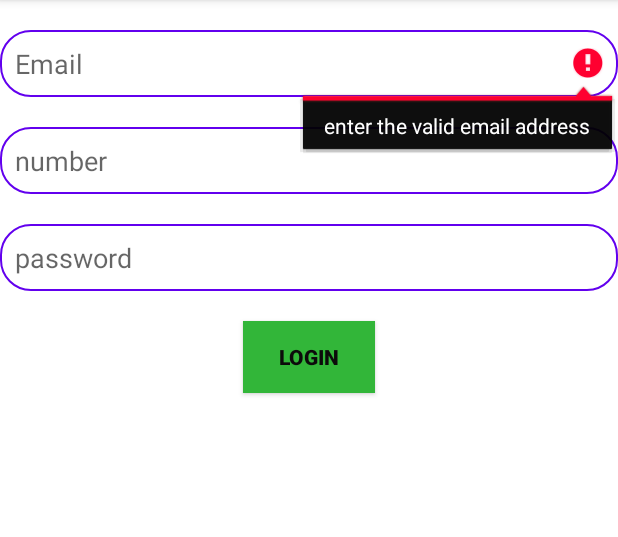
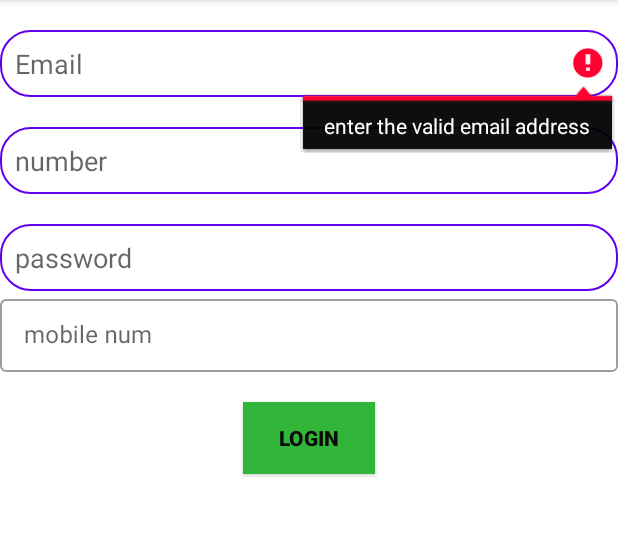
Before and after one commit to mdeep1992/validate, an Android app: the screen it shows after launch (MainActivity), after a tap on "LOGIN", on a phone screen of 412 x 824 dp, the part 84-621 px from its top. Run offline under Robolectric (Android 15) with nearby library versions, the phone set to English and light mode, and no system bars.

Commit message:
add helper text

```diff
--- a/app/src/main/java/com/example/validation/MainActivity.java
+++ b/app/src/main/java/com/example/validation/MainActivity.java
@@ -3,53 +3,101 @@ package com.example.validation;
 import androidx.appcompat.app.AppCompatActivity;
 
 import android.os.Bundle;
+import android.text.Editable;
+import android.text.TextWatcher;
+import android.view.MotionEvent;
 import android.view.View;
 import android.widget.Button;
 import android.widget.EditText;
 import android.widget.Toast;
 
+import com.google.android.material.textfield.TextInputEditText;
+import com.google.android.material.textfield.TextInputLayout;
+
 import java.util.Set;
 
 public class MainActivity extends AppCompatActivity {
-EditText ed_email,ed_number,ed_password;
-Button login_btn;
+    EditText ed_email, ed_number, ed_password;
+    Button login_btn;
+    TextInputLayout input_layout;
+    TextInputEditText edinput_num;
+
     @Override
     protected void onCreate(Bundle savedInstanceState) {
         super.onCreate(savedInstanceState);
         setContentView(R.layout.activity_main);
-        ed_email=findViewById(R.id.edt_email);
-       ed_number=findViewById(R.id.edt_number);
-       ed_password =findViewById(R.id.edt_password);
-        login_btn=findViewById(R.id.button);
+        ed_email = findViewById(R.id.edt_email);
+        ed_number = findViewById(R.id.edt_number);
+        ed_password = findViewById(R.id.edt_password);
+        login_btn = findViewById(R.id.button);
+        input_layout=findViewById(R.id.input_layout);
+        edinput_num=findViewById(R.id.input_ednum);
         login_btn.setOnClickListener(new View.OnClickListener() {
             @Override
             public void onClick(View view) {
 
                 String email = ed_email.getText().toString();
-                String number= ed_number.getText().toString();
-                String password=ed_password.getText().toString();
-                validate(email, number,password);
+                String number = ed_number.getText().toString();
+                String password = ed_password.getText().toString();
+                validate(email, number, password);
+
             }
         });
+        edinput_num.addTextChangedListener(new TextWatcher() {
+            @Override
+            public void beforeTextChanged(CharSequence charSequence, int i, int i1, int i2) {
+
+            }
+
+            @Override
+            public void onTextChanged(CharSequence charSequence, int i, int i1, int i2) {
+                String input_number=edinput_num.getText().toString();
+                if (input_number.length()==0){
+                    input_layout.setHelperText("field cannot be empty");
+
+                }else if ((input_number.length()<5) ){
+                    input_layout.setHelperText("pls enter atleast 5 digits");
+                }else    if ((input_number.length()>5)&&(input_number.length()<8)){
+                    input_layout.setHelperText(" num length  should not allow more than 8digits");
+                }else if(input_number.length()>=8){
+                    input_layout.setHelperText("mob num  is too large");
+
+
+
+
+
+                }
+
+            }
+
+            @Override
+            public void afterTextChanged(Editable editable) {
+
+            }
+        });
+
+
     }
-    private boolean validate(String email,String number,String password) {
-        if (!email.matches("[a-zA-Z0-9]+[@][a-z]+\\.[a-z]{2,3}")) {
+
+    private boolean validate(String email, String number, String password) {
+        if (!email.matches("[a-zA-Z0-9]+[#&*%]{1}[a-zA-z0-9]*[@][a-z]+\\.[a-z]{2,3}")) {
             ed_email.requestFocus();
             ed_email.setError("enter the valid email address");
             return false;
 
         } else if (!((number.length() == 10) && number.matches("^[8,9]{1}[0-9]{9}"))) {
-            ed_number.requestFocus();
             ed_number.setError("phone number contains ten numbers");
             return false;
-        } else if (!(password.matches("[*#_]+[0-9a-zA-z]+") && (password.length() == 8))) {
+        } else if (!(password.matches("[a-zA-z0-9#*_]+") && (password.length() >= 8))) {
             ed_password.requestFocus();
             ed_password.setError("password too weak");
 
             return false;
-        } else {
-            Toast.makeText(this,"login success",Toast.LENGTH_LONG).show();
+        }
+        else  {
+            Toast.makeText(this, "loginsuccess", Toast.LENGTH_LONG).show();
             return true;
         }
     }
+
 }
--- a/app/src/main/res/layout/activity_main.xml
+++ b/app/src/main/res/layout/activity_main.xml
@@ -16,12 +16,14 @@
        android:background="@drawable/edit_bg"
        android:layout_marginTop="20dp"
        android:padding="10dp"/>
+
     <EditText
         android:id="@+id/edt_number"
         android:layout_width="match_parent"
         android:layout_height="wrap_content"
         android:hint="number"
         android:inputType="number"
+
         android:background="@drawable/edit_bg"
         android:layout_marginTop="20dp"
         android:padding="10dp"/>
@@ -34,6 +36,20 @@
         android:inputType="textPassword"
         android:layout_marginTop="20dp"
         android:padding="10dp"/>
+    <com.google.android.material.textfield.TextInputLayout
+        android:id="@+id/input_layout"
+        android:layout_width="match_parent"
+        android:layout_height="wrap_content"
+        app:placeholderText="enter the number"
+        style="@style/Widget.MaterialComponents.TextInputLayout.OutlinedBox.Dense">
+        <com.google.android.material.textfield.TextInputEditText
+            android:id="@+id/input_ednum"
+            android:layout_width="match_parent"
+            android:layout_height="wrap_content"
+            android:inputType="number"
+            android:maxLength="8"
+            android:hint="mobile num"/>
+    </com.google.android.material.textfield.TextInputLayout>
     <androidx.appcompat.widget.AppCompatButton
         android:id="@+id/button"
         android:layout_width="wrap_content"
```
